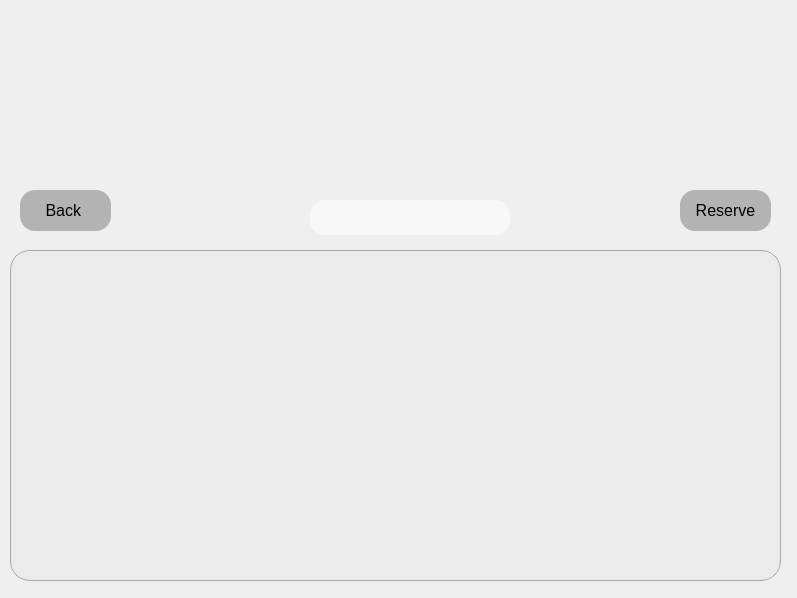
Before: the Qt Designer form findride.ui in anton-ovod/CarRentalSystem, drawn with Qt 5.
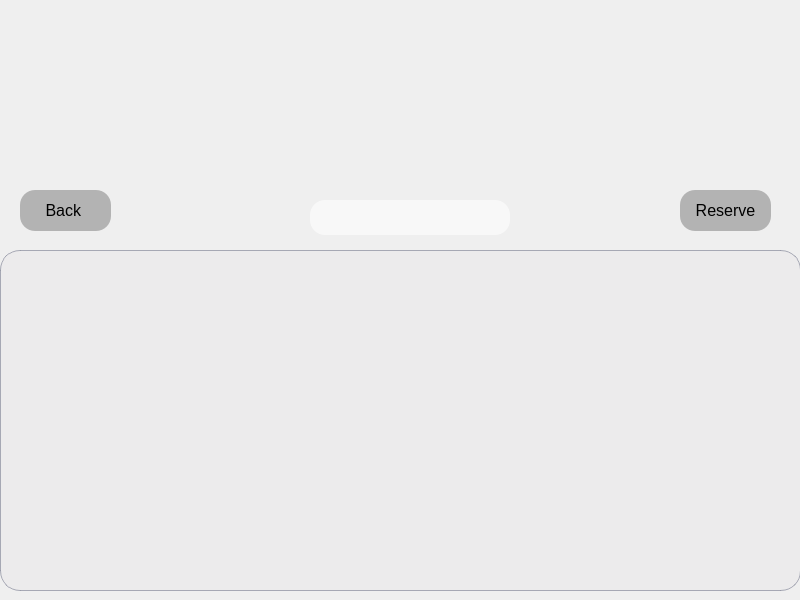
After: the same form once the commit is applied. Icons and pictures are not drawn.

What changed in the file:
```diff
--- a/findride.ui
+++ b/findride.ui
@@ -6,8 +6,8 @@
    <rect>
     <x>0</x>
     <y>0</y>
-    <width>797</width>
-    <height>598</height>
+    <width>800</width>
+    <height>600</height>
    </rect>
   </property>
   <property name="windowTitle">
@@ -22,7 +22,7 @@
      <x>0</x>
      <y>0</y>
      <width>801</width>
-     <height>581</height>
+     <height>600</height>
     </rect>
    </property>
    <widget class="QLabel" name="HeaderLabel">
@@ -79,10 +79,10 @@
    <widget class="QTableView" name="CarsView">
     <property name="geometry">
      <rect>
-      <x>10</x>
+      <x>0</x>
       <y>250</y>
-      <width>771</width>
-      <height>331</height>
+      <width>801</width>
+      <height>341</height>
      </rect>
     </property>
     <property name="font">
```
